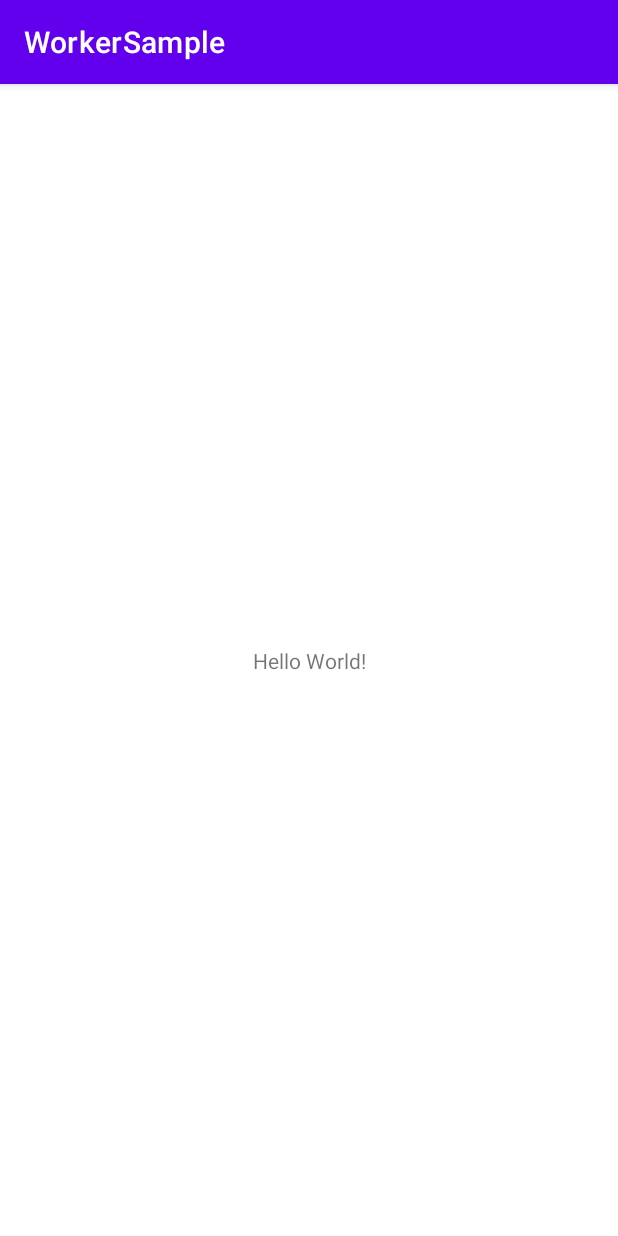
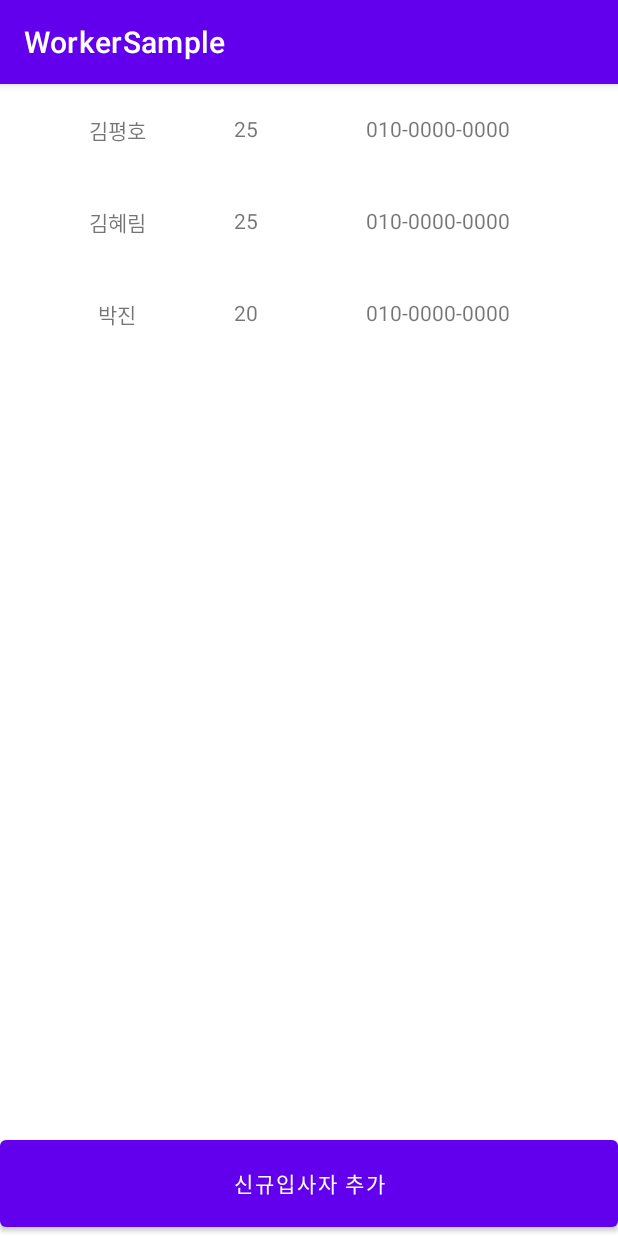
Before and after one commit to osung-choi/WorkManagerSample, an Android app: the screen it shows after launch (MainActivity), on a phone screen of 412 x 824 dp. Run offline under Robolectric (Android 15) with nearby library versions, the phone set to English and light mode, and no system bars; our stand-ins replace Dagger/Hilt's generated code, Room's generated code, data binding; libraries missing offline, so code that uses them is left out: androidx.hilt.work.

Commit message:
base 작성

```diff
--- a/app/src/main/java/com/osung/workersample/MyApplication.kt
+++ b/app/src/main/java/com/osung/workersample/MyApplication.kt
@@ -1,8 +1,8 @@
 package com.osung.workersample
 
 import android.app.Application
+import androidx.hilt.work.HiltWorkerFactory
 import androidx.work.Configuration
-import androidx.work.WorkerFactory
 import dagger.hilt.android.HiltAndroidApp
 import javax.inject.Inject
 
@@ -10,10 +10,11 @@ import javax.inject.Inject
 class MyApplication: Application(), Configuration.Provider {
 
     @Inject
-    lateinit var workerFactory: WorkerFactory
+    lateinit var workerFactory: HiltWorkerFactory
 
-    override fun getWorkManagerConfiguration() =
-        Configuration.Builder()
+    override fun getWorkManagerConfiguration(): Configuration {
+        return Configuration.Builder()
             .setWorkerFactory(workerFactory)
             .build()
+    }
 }
--- /dev/null
+++ b/app/src/main/java/com/osung/workersample/di/RepositoryModule.kt
@@ -0,0 +1,29 @@
+package com.osung.workersample.di
+
+import android.content.Context
+import androidx.room.Room
+import androidx.room.RoomDatabase
+import androidx.sqlite.db.SupportSQLiteDatabase
+import com.osung.workersample.repository.database.AppDatabase
+import com.osung.workersample.repository.database.UserDao
+import dagger.Module
+import dagger.Provides
+import dagger.hilt.InstallIn
+import dagger.hilt.android.qualifiers.ApplicationContext
+import dagger.hilt.components.SingletonComponent
+import kotlinx.coroutines.*
+import javax.inject.Singleton
+import javax.security.auth.callback.Callback
+
+@Module
+@InstallIn(SingletonComponent::class)
+class RepositoryModule {
+    @Singleton
+    @Provides
+    fun provideAppDatabase(
+        @ApplicationContext context: Context
+    ): AppDatabase = AppDatabase.getInstance(context)
+
+    @Provides
+    fun provideUserDao(appDatabase: AppDatabase): UserDao = appDatabase.userDao()
+}
--- a/app/src/main/java/com/osung/workersample/main/MainActivity.kt
+++ b/app/src/main/java/com/osung/workersample/main/MainActivity.kt
@@ -1,12 +1,35 @@
 package com.osung.workersample.main
 
+import android.os.Bundle
+import androidx.activity.viewModels
 import androidx.appcompat.app.AppCompatActivity
-import android.os.Bundle
+import androidx.databinding.DataBindingUtil
+import androidx.lifecycle.lifecycleScope
 import com.osung.workersample.R
+import com.osung.workersample.databinding.ActivityMainBinding
+import dagger.hilt.android.AndroidEntryPoint
+import kotlinx.coroutines.flow.collect
+import kotlinx.coroutines.launch
 
+@AndroidEntryPoint
 class MainActivity : AppCompatActivity() {
+
+    private val viewModel: MainViewModel by viewModels()
+    private lateinit var binding: ActivityMainBinding
+    private val adapter = UserAdapter()
+
     override fun onCreate(savedInstanceState: Bundle?) {
         super.onCreate(savedInstanceState)
-        setContentView(R.layout.activity_main)
+        binding = DataBindingUtil.setContentView(this, R.layout.activity_main)
+        binding.lifecycleOwner = this
+        binding.viewModel = viewModel
+        binding.list.adapter = adapter
+
+        lifecycleScope.launch {
+            viewModel.userList.collect {
+                adapter.submitList(it)
+            }
+        }
+
     }
 }
--- a/app/src/main/java/com/osung/workersample/main/MainViewModel.kt
+++ b/app/src/main/java/com/osung/workersample/main/MainViewModel.kt
@@ -1,8 +1,24 @@
 package com.osung.workersample.main
 
 import androidx.lifecycle.ViewModel
+import androidx.lifecycle.viewModelScope
+import com.osung.workersample.repository.UserRepository
+import com.osung.workersample.repository.database.entity.UserEntity
+import dagger.hilt.android.lifecycle.HiltViewModel
+import kotlinx.coroutines.launch
+import javax.inject.Inject
 
-class MainViewModel: ViewModel() {
+@HiltViewModel
+class MainViewModel @Inject constructor(
+    private val userRepository: UserRepository
+): ViewModel() {
+    private var index = 0
+    val userList = userRepository.getUserList()
 
-
+    fun addNewEmployee() {
+        viewModelScope.launch {
+            val user = UserEntity(0, "신규입사자 ${index++}", 23, "010-0000-0000")
+            userRepository.addUser(user)
+        }
+    }
 }
--- /dev/null
+++ b/app/src/main/java/com/osung/workersample/main/UserAdapter.kt
@@ -0,0 +1,39 @@
+package com.osung.workersample.main
+
+import android.view.LayoutInflater
+import android.view.ViewGroup
+import androidx.recyclerview.widget.DiffUtil
+import androidx.recyclerview.widget.ListAdapter
+import androidx.recyclerview.widget.RecyclerView
+import com.osung.workersample.databinding.ItemUserBinding
+import com.osung.workersample.repository.database.entity.UserEntity
+
+class UserAdapter: ListAdapter<UserEntity, UserViewHolder>(UserDiff()) {
+    override fun onCreateViewHolder(parent: ViewGroup, viewType: Int): UserViewHolder {
+        return UserViewHolder(ItemUserBinding.inflate(LayoutInflater.from(parent.context), parent, false))
+    }
+
+    override fun onBindViewHolder(holder: UserViewHolder, position: Int) {
+        holder.bind(getItem(position))
+    }
+}
+
+class UserViewHolder(
+    private val binding: ItemUserBinding
+) : RecyclerView.ViewHolder(binding.root) {
+
+    fun bind(user: UserEntity) {
+        binding.user = user
+    }
+}
+
+class UserDiff: DiffUtil.ItemCallback<UserEntity>() {
+    override fun areItemsTheSame(oldItem: UserEntity, newItem: UserEntity): Boolean {
+        return oldItem.id == newItem.id
+    }
+
+    override fun areContentsTheSame(oldItem: UserEntity, newItem: UserEntity): Boolean {
+        return oldItem == newItem
+    }
+
+}
--- /dev/null
+++ b/app/src/main/java/com/osung/workersample/repository/UserRepository.kt
@@ -0,0 +1,24 @@
+package com.osung.workersample.repository
+
+import android.util.Log
+import com.osung.workersample.repository.database.UserDao
+import com.osung.workersample.repository.database.entity.UserEntity
+import kotlinx.coroutines.CoroutineScope
+import kotlinx.coroutines.Dispatchers
+import kotlinx.coroutines.flow.Flow
+import kotlinx.coroutines.flow.collect
+import kotlinx.coroutines.flow.flow
+import kotlinx.coroutines.launch
+import javax.inject.Inject
+import javax.inject.Singleton
+
+@Singleton
+class UserRepository @Inject constructor(
+    private val userDao: UserDao
+) {
+    fun getUserList() = userDao.select()
+
+    suspend fun addUser(user: UserEntity) {
+        userDao.insert(user)
+    }
+}
--- /dev/null
+++ b/app/src/main/java/com/osung/workersample/repository/database/AppDatabase.kt
@@ -0,0 +1,38 @@
+package com.osung.workersample.repository.database
+
+import android.content.Context
+import androidx.room.Database
+import androidx.room.Room
+import androidx.room.RoomDatabase
+import androidx.sqlite.db.SupportSQLiteDatabase
+import com.osung.workersample.repository.database.entity.UserEntity
+import kotlinx.coroutines.CoroutineScope
+import kotlinx.coroutines.Dispatchers
+import kotlinx.coroutines.launch
+
+@Database(
+    entities = [
+        UserEntity::class
+    ],
+    version = 1
+)
+abstract class AppDatabase : RoomDatabase() {
+    abstract fun userDao(): UserDao
+
+    companion object {
+        fun getInstance(context: Context): AppDatabase = Room
+            .databaseBuilder(context, AppDatabase::class.java, "sample.db")
+            .addCallback(object : RoomDatabase.Callback() {
+                override fun onCreate(db: SupportSQLiteDatabase) {
+                    super.onCreate(db)
+
+                    CoroutineScope(Dispatchers.IO).launch {
+                        getInstance(context).userDao().insert(UserEntity(0, "김평호", 25, "010-0000-0000"))
+                        getInstance(context).userDao().insert(UserEntity(0, "김혜림", 25, "010-0000-0000"))
+                        getInstance(context).userDao().insert(UserEntity(0, "박진", 20, "010-0000-0000"))
+                    }
+                }
+            })
+            .build()
+    }
+}
--- /dev/null
+++ b/app/src/main/java/com/osung/workersample/repository/database/UserDao.kt
@@ -0,0 +1,16 @@
+package com.osung.workersample.repository.database
+
+import androidx.room.Dao
+import androidx.room.Insert
+import androidx.room.Query
+import com.osung.workersample.repository.database.entity.UserEntity
+import kotlinx.coroutines.flow.Flow
+
+@Dao
+interface UserDao {
+    @Insert
+    suspend fun insert(user: UserEntity)
+
+    @Query("select * from user")
+    fun select(): Flow<List<UserEntity>>
+}
--- /dev/null
+++ b/app/src/main/java/com/osung/workersample/repository/database/entity/UserEntity.kt
@@ -0,0 +1,13 @@
+package com.osung.workersample.repository.database.entity
+
+import androidx.room.ColumnInfo
+import androidx.room.Entity
+import androidx.room.PrimaryKey
+
+@Entity(tableName = "user")
+data class UserEntity(
+    @PrimaryKey(autoGenerate = true) val id: Int,
+    @ColumnInfo(name = "name") val name: String,
+    @ColumnInfo(name = "age") val age: Int,
+    @ColumnInfo(name = "phone_num") val phoneNum: String
+)
--- a/app/src/main/res/layout/activity_main.xml
+++ b/app/src/main/res/layout/activity_main.xml
@@ -1,18 +1,35 @@
 <?xml version="1.0" encoding="utf-8"?>
-<androidx.constraintlayout.widget.ConstraintLayout xmlns:android="http://schemas.android.com/apk/res/android"
-    xmlns:app="http://schemas.android.com/apk/res-auto"
+<layout xmlns:android="http://schemas.android.com/apk/res/android"
     xmlns:tools="http://schemas.android.com/tools"
-    android:layout_width="match_parent"
-    android:layout_height="match_parent"
-    tools:context=".main.MainActivity">
+    xmlns:app="http://schemas.android.com/apk/res-auto">
 
-    <TextView
-        android:layout_width="wrap_content"
-        android:layout_height="wrap_content"
-        android:text="Hello World!"
-        app:layout_constraintBottom_toBottomOf="parent"
-        app:layout_constraintEnd_toEndOf="parent"
-        app:layout_constraintStart_toStartOf="parent"
-        app:layout_constraintTop_toTopOf="parent" />
+    <data>
+        <variable
+            name="viewModel"
+            type="com.osung.workersample.main.MainViewModel" />
+    </data>
 
-</androidx.constraintlayout.widget.ConstraintLayout>
+    <androidx.constraintlayout.widget.ConstraintLayout
+        android:layout_width="match_parent"
+        android:layout_height="match_parent"
+        tools:context=".main.MainActivity">
+
+        <androidx.recyclerview.widget.RecyclerView
+            android:id="@+id/list"
+            android:layout_width="match_parent"
+            android:layout_height="0dp"
+            tools:listitem="@layout/item_user"
+            app:layoutManager="androidx.recyclerview.widget.LinearLayoutManager"
+            app:layout_constraintTop_toTopOf="parent"
+            app:layout_constraintBottom_toTopOf="@id/btn_add" />
+
+
+        <Button
+            android:id="@+id/btn_add"
+            android:layout_width="match_parent"
+            android:layout_height="70dp"
+            android:text="신규입사자 추가"
+            android:onClick="@{() -> viewModel.addNewEmployee()}"
+            app:layout_constraintBottom_toBottomOf="parent"/>
+    </androidx.constraintlayout.widget.ConstraintLayout>
+</layout>
--- /dev/null
+++ b/app/src/main/res/layout/item_user.xml
@@ -0,0 +1,54 @@
+<?xml version="1.0" encoding="utf-8"?>
+<layout xmlns:android="http://schemas.android.com/apk/res/android"
+    xmlns:app="http://schemas.android.com/apk/res-auto"
+    xmlns:tools="http://schemas.android.com/tools">
+
+    <data>
+        <variable
+            name="user"
+            type="com.osung.workersample.repository.database.entity.UserEntity" />
+    </data>
+
+    <androidx.constraintlayout.widget.ConstraintLayout
+        android:layout_width="match_parent"
+        android:layout_height="wrap_content"
+        android:padding="10dp">
+
+        <TextView
+            android:id="@+id/name"
+            android:layout_width="0dp"
+            android:layout_height="wrap_content"
+            android:text="@{user.name}"
+            android:padding="10dp"
+            android:gravity="center"
+            app:layout_constraintTop_toTopOf="parent"
+            app:layout_constraintStart_toStartOf="parent"
+            app:layout_constraintEnd_toStartOf="@id/age"
+            tools:text="홍길동"
+            />
+
+        <TextView
+            android:id="@+id/age"
+            android:layout_width="wrap_content"
+            android:layout_height="wrap_content"
+            android:text="@{String.valueOf(user.age)}"
+            android:padding="10dp"
+            app:layout_constraintTop_toTopOf="parent"
+            app:layout_constraintEnd_toStartOf="@id/phone"
+            tools:text="50"
+            />
+
+        <TextView
+            android:id="@+id/phone"
+            android:layout_width="220dp"
+            android:layout_height="wrap_content"
+            android:text="@{user.phoneNum}"
+            android:padding="10dp"
+            android:gravity="center"
+            app:layout_constraintTop_toTopOf="parent"
+            app:layout_constraintEnd_toEndOf="parent"
+            tools:text="010-1111-2222"
+            />
+
+    </androidx.constraintlayout.widget.ConstraintLayout>
+</layout>
```
Also changed, not shown: app/build.gradle (+14 -3 lines).
